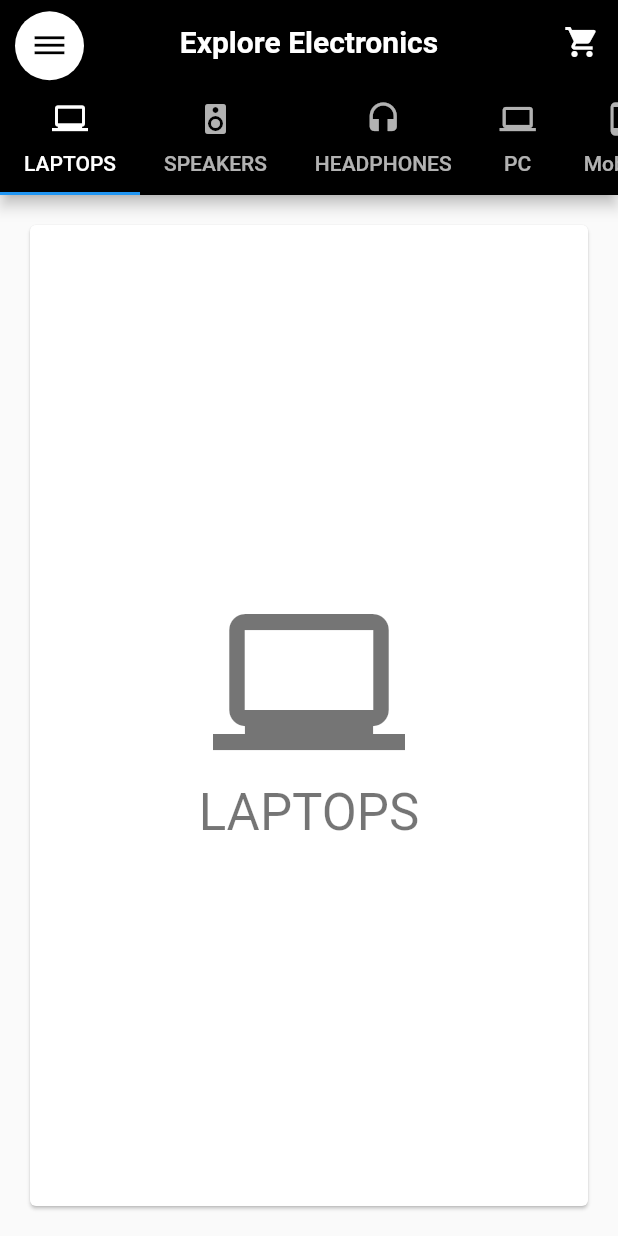
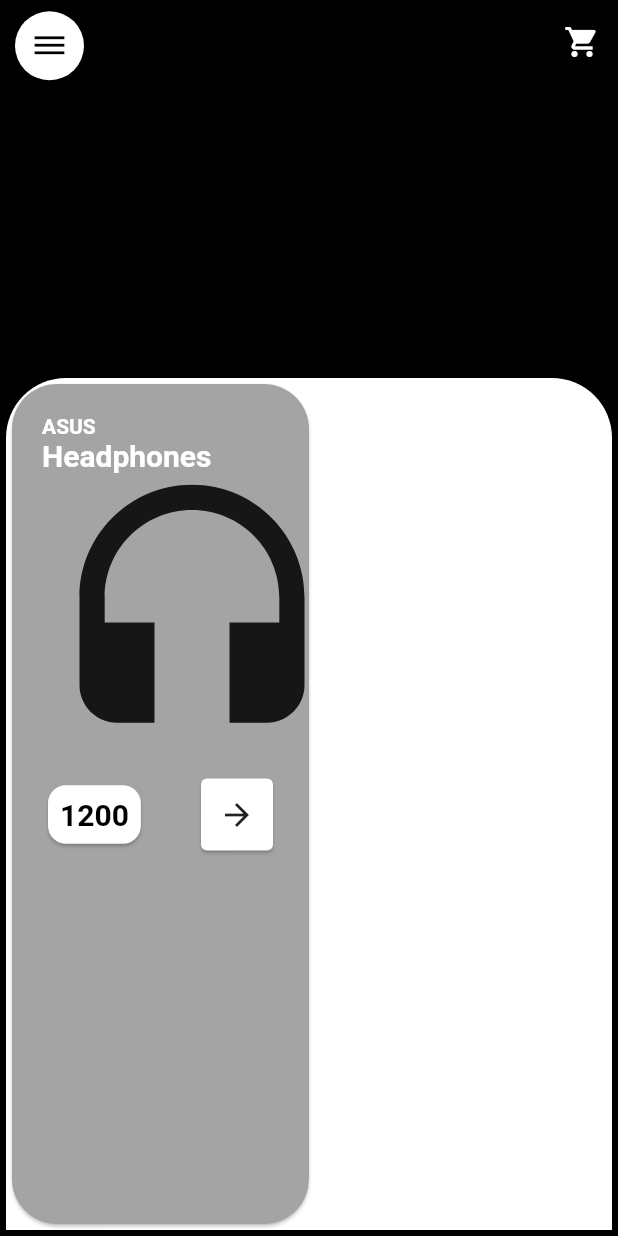
Before and after one commit to abderrahmen-belalem/electronic_shop, a Flutter app: the screen it shows after launch, on a phone screen of 412 x 824 dp. Run offline on Flutter 3.47's test engine with Material 2 defaults, Android fonts, the light colour scheme and no system bars.

Commit message:
changing app design

```diff
--- a/lib/choice_card.dart
+++ b/lib/choice_card.dart
@@ -1,24 +1,97 @@
+import 'package:electronic_app/const.dart';
+import 'package:flutter/cupertino.dart';
 import 'package:flutter/material.dart';
 
 import 'main.dart';
 
 class ChoiceCard extends StatelessWidget {
-  const ChoiceCard({Key key, this.choice}) : super(key: key);
 
-  final Choice choice;
+
+
 
   @override
   Widget build(BuildContext context) {
     final TextStyle textStyle = Theme.of(context).textTheme.headline4;
     return Card(
+      shape: RoundedRectangleBorder(
+        borderRadius: BorderRadius.only(topLeft: Radius.circular(40), topRight: Radius.circular(40))
+      ),
       color: Colors.white,
       child: Center(
         child: Column(
-          mainAxisSize: MainAxisSize.min,
           crossAxisAlignment: CrossAxisAlignment.center,
           children: <Widget>[
-            Icon(choice.icon, size: 128.0, color: textStyle.color),
-            Text(choice.title, style: textStyle),
+            Expanded(
+              child: ListView.builder(
+                scrollDirection: Axis.horizontal,
+                itemCount: 1,
+                  itemBuilder: (context, index) {
+                  return Container(
+                      width: MediaQuery.of(context).size.width/2,
+                    child: Card(
+                      shape: RoundedRectangleBorder(
+                        borderRadius: BorderRadius.circular(30)
+                      ) ,
+                      color: greyCard,
+                     child: Padding(
+                       padding: const EdgeInsets.all(20.0),
+                       child: Column(
+                         crossAxisAlignment: CrossAxisAlignment.start,
+                         children: <Widget>[
+                           Text(
+                               'ASUS',
+                           style: TextStyle(
+                             color: Colors.white,
+                             fontWeight: FontWeight.bold
+                           ),
+                           ),
+                           Text(
+                               'Headphones',
+                             style: TextStyle(
+                               color: Colors.white,
+                               fontSize: 20,
+                               fontWeight: FontWeight.bold
+                             ),
+                           ),
+                           Icon(
+                               Icons.headset,
+                             size: 200,
+                           ),
+                           Row(
+                             mainAxisAlignment: MainAxisAlignment.spaceBetween,
+                             children: <Widget>[
+                               Card(
+                                 child: Padding(
+                                   padding: const EdgeInsets.all(8.0),
+                                   child: Text(
+                                       '1200',
+                                     style: TextStyle(
+                                       color: Colors.black,
+                                       fontSize: 20,
+                                       fontWeight: FontWeight.bold
+                                     ),
+                                   ),
+                                 ),
+                                 shape: RoundedRectangleBorder(
+                                   borderRadius: BorderRadius.circular(12)
+                                 ),
+                               ),
+                               Card(
+                                child: IconButton(
+                                    icon: Icon(Icons.arrow_forward),
+                                    onPressed: () {}
+                                ),
+                               )
+                             ],
+                           )
+                         ],
+                       ),
+                     ),
+                    ),
+                  );
+                  }
+              ),
+            )
           ],
         ),
       ),
--- /dev/null
+++ b/lib/const.dart
@@ -0,0 +1,3 @@
+import 'package:flutter/material.dart';
+
+Color greyCard = Color(0XFFA4A4A4);
--- /dev/null
+++ b/lib/home.dart
@@ -0,0 +1,43 @@
+import 'package:flutter/material.dart';
+import 'choice_card.dart';
+
+class HomePage extends StatelessWidget {
+  @override
+  Widget build(BuildContext context) {
+    return Scaffold(
+      backgroundColor: Colors.black,
+      appBar: AppBar(
+        elevation: 0,
+        backgroundColor: Colors.black,
+        leading: Padding(
+          padding: const EdgeInsets.fromLTRB(10, 5, 0, 0),
+          child: CircleAvatar(
+            backgroundColor: Colors.white,
+            child: IconButton(
+              icon: Icon(
+                Icons.dehaze,
+                color: Colors.black,
+              ),
+              onPressed: () {},
+            ),
+          ),
+        ),
+        actions: <Widget>[
+          IconButton(icon: Icon(Icons.shopping_cart), onPressed: () {}),
+        ],
+      ),
+      body: Column(
+        children: <Widget>[
+          Expanded(
+            flex: 1,
+            child: Text('Explore \nElectronics'),
+          ),
+          Expanded(
+            flex: 3,
+            child: ChoiceCard(),
+          ),
+        ],
+      ),
+    );
+  }
+}
--- a/lib/main.dart
+++ b/lib/main.dart
@@ -1,86 +1,10 @@
 import 'package:flutter/material.dart';
 
 import 'choice_card.dart';
+import 'home.dart';
 
 void main() =>
   runApp(MaterialApp(
     home: HomePage(),
     debugShowCheckedModeBanner: false,
   ));
-
-class HomePage extends StatelessWidget {
-  @override
-  Widget build(BuildContext context) {
-    return MaterialApp(
-      home: DefaultTabController(
-        length: choices.length,
-        child: Scaffold(
-          appBar: AppBar(
-            backgroundColor: Colors.black,
-            title: const Text(
-                'Explore Electronics',
-              style: TextStyle(
-                fontWeight: FontWeight.bold
-              ),
-            ),
-            centerTitle: true,
-            leading: Padding(
-              padding: const EdgeInsets.fromLTRB(10, 5, 0, 0),
-              child: CircleAvatar(
-                backgroundColor: Colors.white,
-                child: IconButton(
-                    icon: Icon(
-                      Icons.dehaze,
-                      color: Colors.black,
-                    ),
-                  onPressed: () {},
-                ),
-              ),
-            ),
-            actions: <Widget>[
-              IconButton(
-                  icon: Icon(
-                    Icons.shopping_cart
-                  ),
-                  onPressed: () {}
-                  ),
-            ],
-            bottom: TabBar(
-              isScrollable: true,
-              tabs: choices.map((Choice choice) {
-                return Tab(
-                  text: choice.title,
-                  icon: Icon(choice.icon),
-                );
-              }).toList(),
-            ),
-          ),
-          body: TabBarView(
-            children: choices.map((Choice choice) {
-              return Padding(
-                padding: const EdgeInsets.all(16.0),
-                child: ChoiceCard(choice: choice),
-              );
-            }).toList(),
-          ),
-        ),
-      ),
-    );
-  }
-}
-
-class Choice {
-  const Choice({this.title, this.icon});
-
-  final String title;
-  final IconData icon;
-}
-
-const List<Choice> choices = const <Choice>[
-  const Choice(title: 'LAPTOPS', icon: Icons.laptop_windows),
-  const Choice(title: 'SPEAKERS', icon: Icons.speaker),
-  const Choice(title: 'HEADPHONES', icon: Icons.headset),
-  const Choice(title: 'PC', icon: Icons.computer),
-  const Choice(title: 'Mobiles', icon: Icons.phone_android),
-
-];
--- a/lib/models/product.dart
+++ b/lib/models/product.dart
@@ -6,4 +6,6 @@ class Product {
   String brand;
   String descreption;
   String image;
+
+  Product({this.price, this.name, this.brand, this.descreption, this.image});
 }
```
